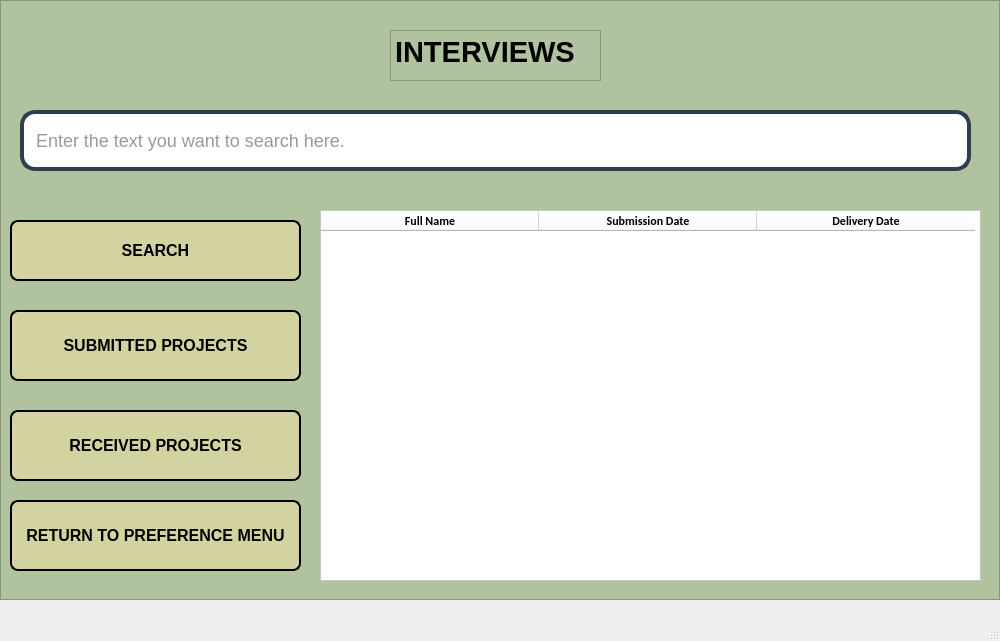
The window that Interviews.ui (werhereitacademy/Python-Module-Week7) describes before a commit, drawn with Qt 5.
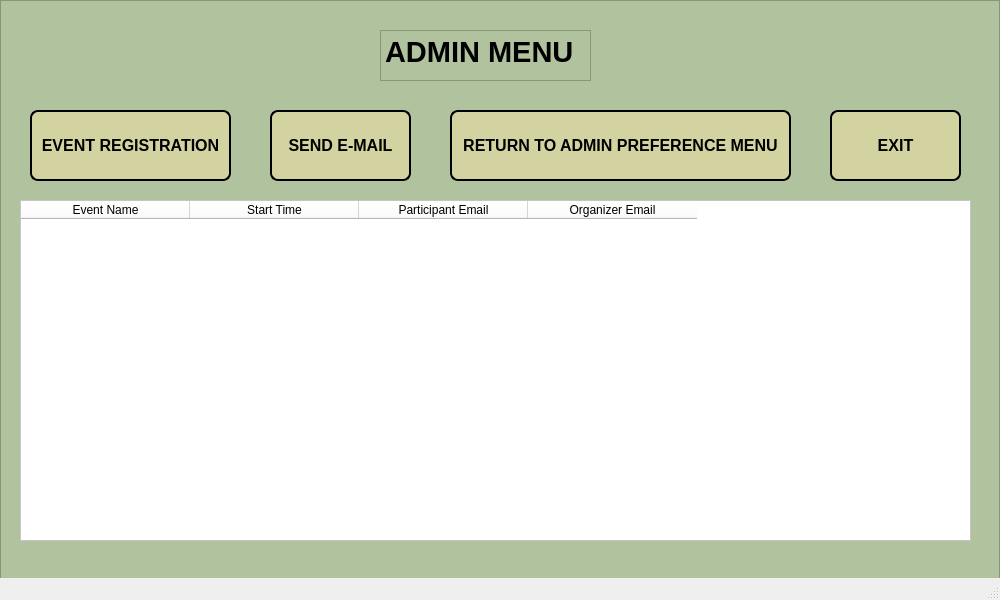
The same window after the commit.

Diff of the .ui file:
```diff
--- a/Interviews.ui
+++ b/Interviews.ui
@@ -7,9 +7,27 @@
     <x>0</x>
     <y>0</y>
     <width>1000</width>
-    <height>641</height>
+    <height>600</height>
    </rect>
   </property>
+  <property name="sizePolicy">
+   <sizepolicy hsizetype="Fixed" vsizetype="Fixed">
+    <horstretch>0</horstretch>
+    <verstretch>0</verstretch>
+   </sizepolicy>
+  </property>
+  <property name="minimumSize">
+   <size>
+    <width>1000</width>
+    <height>600</height>
+   </size>
+  </property>
+  <property name="maximumSize">
+   <size>
+    <width>1000</width>
+    <height>600</height>
+   </size>
+  </property>
   <property name="windowTitle">
    <string>MainWindow</string>
   </property>
@@ -32,269 +50,186 @@
     <property name="frameShadow">
      <enum>QFrame::Raised</enum>
     </property>
-    <widget class="QPushButton" name="pushButton_Search">
-     <property name="geometry">
-      <rect>
-       <x>10</x>
-       <y>220</y>
-       <width>291</width>
-       <height>61</height>
-      </rect>
-     </property>
-     <property name="styleSheet">
-      <string notr="true">
-QPushButton {
-    font-size: 16px;
-    font-weight: bold;
-    font-family: Arial;
-    color: black; /* Siyah yazı rengi */
-    background-color: #d3d3a1; /* Sarıya yakın gri arka plan rengi */
-    border-radius: 8px; /* Köşe yuvarlama */
-    padding: 8px; /* Küçük padding */
-    border: 2px solid black; /* İnce siyah çerçeve */
-    
-    /* Gölgelendirme eklemek için: */
-    box-shadow: 3px 3px 6px rgba(0, 0, 0, 0.3); /* Gölgenin boyutu ve rengi */
-}
-
-QPushButton:hover {
-    background-color: #b0b072; /* Hover durumunda daha koyu sarımsı gri */
-    /* Hover durumunda gölgeyi değiştirmek için */
-    box-shadow: 5px 5px 10px rgba(0, 0, 0, 0.5); /* Hover sırasında daha belirgin gölge */
-}</string>
-     </property>
-     <property name="text">
-      <string>SEARCH</string>
-     </property>
-    </widget>
-    <widget class="QPushButton" name="pushButton_Submitted_Projects">
-     <property name="geometry">
-      <rect>
-       <x>10</x>
-       <y>310</y>
-       <width>291</width>
-       <height>71</height>
-      </rect>
-     </property>
-     <property name="styleSheet">
-      <string notr="true">
-QPushButton {
-    font-size: 16px;
-    font-weight: bold;
-    font-family: Arial;
-    color: black; /* Siyah yazı rengi */
-    background-color: #d3d3a1; /* Sarıya yakın gri arka plan rengi */
-    border-radius: 8px; /* Köşe yuvarlama */
-    padding: 8px; /* Küçük padding */
-    border: 2px solid black; /* İnce siyah çerçeve */
-    
-    /* Gölgelendirme eklemek için: */
-    box-shadow: 3px 3px 6px rgba(0, 0, 0, 0.3); /* Gölgenin boyutu ve rengi */
-}
-
-QPushButton:hover {
-    background-color: #b0b072; /* Hover durumunda daha koyu sarımsı gri */
-    /* Hover durumunda gölgeyi değiştirmek için */
-    box-shadow: 5px 5px 10px rgba(0, 0, 0, 0.5); /* Hover sırasında daha belirgin gölge */
-}</string>
-     </property>
-     <property name="text">
-      <string>SUBMITTED PROJECTS</string>
-     </property>
-    </widget>
-    <widget class="QLineEdit" name="lineEdit_Interviews">
+    <widget class="QTableWidget" name="tableWidget_Admin_Menu">
      <property name="geometry">
       <rect>
        <x>20</x>
-       <y>110</y>
+       <y>200</y>
        <width>951</width>
-       <height>61</height>
-      </rect>
-     </property>
-     <property name="styleSheet">
-      <string notr="true">QLineEdit {
-    font-size: 18px;
-    font-family: Arial;
-    color: #333;
-    background-color: #fff;
-    border: 4px solid #2c3e50;
-    border-radius: 15px;
-    padding: 10px;
-    box-shadow: 5px 5px 10px rgba(0, 0, 0, 0.5);
-}
-QLineEdit:placeholder {
-    color: rgba(150, 150, 150, 0.8);
-    font-style: italic;
-}</string>
-     </property>
-     <property name="placeholderText">
-      <string>Enter the text you want to search here.</string>
-     </property>
-    </widget>
-    <widget class="QPushButton" name="pushButton_Return_To_Preference_Menu">
-     <property name="geometry">
-      <rect>
-       <x>10</x>
-       <y>500</y>
-       <width>291</width>
-       <height>71</height>
-      </rect>
-     </property>
-     <property name="styleSheet">
-      <string notr="true">
-QPushButton {
-    font-size: 16px;
-    font-weight: bold;
-    font-family: Arial;
-    color: black; /* Siyah yazı rengi */
-    background-color: #d3d3a1; /* Sarıya yakın gri arka plan rengi */
-    border-radius: 8px; /* Köşe yuvarlama */
-    padding: 8px; /* Küçük padding */
-    border: 2px solid black; /* İnce siyah çerçeve */
-    
-    /* Gölgelendirme eklemek için: */
-    box-shadow: 3px 3px 6px rgba(0, 0, 0, 0.3); /* Gölgenin boyutu ve rengi */
-}
-
-QPushButton:hover {
-    background-color: #b0b072; /* Hover durumunda daha koyu sarımsı gri */
-    /* Hover durumunda gölgeyi değiştirmek için */
-    box-shadow: 5px 5px 10px rgba(0, 0, 0, 0.5); /* Hover sırasında daha belirgin gölge */
-}</string>
-     </property>
-     <property name="text">
-      <string>RETURN TO PREFERENCE MENU</string>
-     </property>
-    </widget>
-    <widget class="QPushButton" name="pushButton_Received_Projects">
-     <property name="geometry">
-      <rect>
-       <x>10</x>
-       <y>410</y>
-       <width>291</width>
-       <height>71</height>
-      </rect>
-     </property>
-     <property name="styleSheet">
-      <string notr="true">
-QPushButton {
-    font-size: 16px;
-    font-weight: bold;
-    font-family: Arial;
-    color: black; /* Siyah yazı rengi */
-    background-color: #d3d3a1; /* Sarıya yakın gri arka plan rengi */
-    border-radius: 8px; /* Köşe yuvarlama */
-    padding: 8px; /* Küçük padding */
-    border: 2px solid black; /* İnce siyah çerçeve */
-    
-    /* Gölgelendirme eklemek için: */
-    box-shadow: 3px 3px 6px rgba(0, 0, 0, 0.3); /* Gölgenin boyutu ve rengi */
-}
-
-QPushButton:hover {
-    background-color: #b0b072; /* Hover durumunda daha koyu sarımsı gri */
-    /* Hover durumunda gölgeyi değiştirmek için */
-    box-shadow: 5px 5px 10px rgba(0, 0, 0, 0.5); /* Hover sırasında daha belirgin gölge */
-}</string>
-     </property>
-     <property name="text">
-      <string>RECEIVED PROJECTS</string>
-     </property>
-    </widget>
-    <widget class="QPushButton" name="pushButton_5">
-     <property name="geometry">
-      <rect>
-       <x>120</x>
-       <y>710</y>
-       <width>131</width>
-       <height>51</height>
-      </rect>
-     </property>
-     <property name="styleSheet">
-      <string notr="true">
-QPushButton {
-    font-size: 16px;
-    font-weight: bold;
-    font-family: Arial;
-    color: black; /* Siyah yazı rengi */
-    background-color: #d3d3a1; /* Sarıya yakın gri arka plan rengi */
-    border-radius: 8px; /* Köşe yuvarlama */
-    padding: 8px; /* Küçük padding */
-    border: 2px solid black; /* İnce siyah çerçeve */
-    
-    /* Gölgelendirme eklemek için: */
-    box-shadow: 3px 3px 6px rgba(0, 0, 0, 0.3); /* Gölgenin boyutu ve rengi */
-}
-
-QPushButton:hover {
-    background-color: #b0b072; /* Hover durumunda daha koyu sarımsı gri */
-    /* Hover durumunda gölgeyi değiştirmek için */
-    box-shadow: 5px 5px 10px rgba(0, 0, 0, 0.5); /* Hover sırasında daha belirgin gölge */
-}</string>
-     </property>
-     <property name="text">
-      <string>EXIT</string>
-     </property>
-    </widget>
-    <widget class="QTableWidget" name="tableWidget_Interviews">
-     <property name="geometry">
-      <rect>
-       <x>320</x>
-       <y>210</y>
-       <width>661</width>
-       <height>371</height>
+       <height>341</height>
       </rect>
      </property>
      <property name="styleSheet">
       <string notr="true">background-color:rgb(255, 255, 255)</string>
      </property>
      <attribute name="horizontalHeaderDefaultSectionSize">
-      <number>218</number>
+      <number>169</number>
      </attribute>
      <column>
       <property name="text">
-       <string>Full Name</string>
+       <string>Event Name</string>
       </property>
-      <property name="font">
-       <font>
-        <family>Calibri</family>
-        <pointsize>9</pointsize>
-        <weight>75</weight>
-        <bold>true</bold>
-       </font>
+     </column>
+     <column>
+      <property name="text">
+       <string>Start Time</string>
       </property>
      </column>
      <column>
       <property name="text">
-       <string>Submission Date</string>
+       <string>Participant Email</string>
       </property>
-      <property name="font">
-       <font>
-        <family>Calibri</family>
-        <pointsize>9</pointsize>
-        <weight>75</weight>
-        <bold>true</bold>
-       </font>
-      </property>
      </column>
      <column>
       <property name="text">
-       <string>Delivery Date</string>
+       <string>Organizer Email</string>
       </property>
-      <property name="font">
-       <font>
-        <family>Calibri</family>
-        <pointsize>9</pointsize>
-        <weight>75</weight>
-        <bold>true</bold>
-       </font>
-      </property>
      </column>
     </widget>
-    <widget class="QTextBrowser" name="textBrowser_Interviews">
+    <widget class="QPushButton" name="pushButton_Send_Email">
      <property name="geometry">
       <rect>
-       <x>390</x>
+       <x>270</x>
+       <y>110</y>
+       <width>141</width>
+       <height>71</height>
+      </rect>
+     </property>
+     <property name="styleSheet">
+      <string notr="true">
+QPushButton {
+    font-size: 16px;
+    font-weight: bold;
+    font-family: Arial;
+    color: black; /* Siyah yazı rengi */
+    background-color: #d3d3a1; /* Sarıya yakın gri arka plan rengi */
+    border-radius: 8px; /* Köşe yuvarlama */
+    padding: 8px; /* Küçük padding */
+    border: 2px solid black; /* İnce siyah çerçeve */
+    
+    /* Gölgelendirme eklemek için: */
+    box-shadow: 3px 3px 6px rgba(0, 0, 0, 0.3); /* Gölgenin boyutu ve rengi */
+}
+
+QPushButton:hover {
+    background-color: #b0b072; /* Hover durumunda daha koyu sarımsı gri */
+    /* Hover durumunda gölgeyi değiştirmek için */
+    box-shadow: 5px 5px 10px rgba(0, 0, 0, 0.5); /* Hover sırasında daha belirgin gölge */
+}</string>
+     </property>
+     <property name="text">
+      <string>SEND E-MAIL</string>
+     </property>
+    </widget>
+    <widget class="QPushButton" name="pushButton_Exit">
+     <property name="geometry">
+      <rect>
+       <x>830</x>
+       <y>110</y>
+       <width>131</width>
+       <height>71</height>
+      </rect>
+     </property>
+     <property name="styleSheet">
+      <string notr="true">
+QPushButton {
+    font-size: 16px;
+    font-weight: bold;
+    font-family: Arial;
+    color: black; /* Siyah yazı rengi */
+    background-color: #d3d3a1; /* Sarıya yakın gri arka plan rengi */
+    border-radius: 8px; /* Köşe yuvarlama */
+    padding: 8px; /* Küçük padding */
+    border: 2px solid black; /* İnce siyah çerçeve */
+    
+    /* Gölgelendirme eklemek için: */
+    box-shadow: 3px 3px 6px rgba(0, 0, 0, 0.3); /* Gölgenin boyutu ve rengi */
+}
+
+QPushButton:hover {
+    background-color: #b0b072; /* Hover durumunda daha koyu sarımsı gri */
+    /* Hover durumunda gölgeyi değiştirmek için */
+    box-shadow: 5px 5px 10px rgba(0, 0, 0, 0.5); /* Hover sırasında daha belirgin gölge */
+}</string>
+     </property>
+     <property name="text">
+      <string>EXIT</string>
+     </property>
+    </widget>
+    <widget class="QPushButton" name="pushButton_Return_To_Admin_Preference_Menu">
+     <property name="geometry">
+      <rect>
+       <x>450</x>
+       <y>110</y>
+       <width>341</width>
+       <height>71</height>
+      </rect>
+     </property>
+     <property name="styleSheet">
+      <string notr="true">
+QPushButton {
+    font-size: 16px;
+    font-weight: bold;
+    font-family: Arial;
+    color: black; /* Siyah yazı rengi */
+    background-color: #d3d3a1; /* Sarıya yakın gri arka plan rengi */
+    border-radius: 8px; /* Köşe yuvarlama */
+    padding: 8px; /* Küçük padding */
+    border: 2px solid black; /* İnce siyah çerçeve */
+    
+    /* Gölgelendirme eklemek için: */
+    box-shadow: 3px 3px 6px rgba(0, 0, 0, 0.3); /* Gölgenin boyutu ve rengi */
+}
+
+QPushButton:hover {
+    background-color: #b0b072; /* Hover durumunda daha koyu sarımsı gri */
+    /* Hover durumunda gölgeyi değiştirmek için */
+    box-shadow: 5px 5px 10px rgba(0, 0, 0, 0.5); /* Hover sırasında daha belirgin gölge */
+}</string>
+     </property>
+     <property name="text">
+      <string>RETURN TO ADMIN PREFERENCE MENU</string>
+     </property>
+    </widget>
+    <widget class="QPushButton" name="pushButton_Event_Registration">
+     <property name="geometry">
+      <rect>
+       <x>30</x>
+       <y>110</y>
+       <width>201</width>
+       <height>71</height>
+      </rect>
+     </property>
+     <property name="styleSheet">
+      <string notr="true">
+QPushButton {
+    font-size: 16px;
+    font-weight: bold;
+    font-family: Arial;
+    color: black; /* Siyah yazı rengi */
+    background-color: #d3d3a1; /* Sarıya yakın gri arka plan rengi */
+    border-radius: 8px; /* Köşe yuvarlama */
+    padding: 8px; /* Küçük padding */
+    border: 2px solid black; /* İnce siyah çerçeve */
+    
+    /* Gölgelendirme eklemek için: */
+    box-shadow: 3px 3px 6px rgba(0, 0, 0, 0.3); /* Gölgenin boyutu ve rengi */
+}
+
+QPushButton:hover {
+    background-color: #b0b072; /* Hover durumunda daha koyu sarımsı gri */
+    /* Hover durumunda gölgeyi değiştirmek için */
+    box-shadow: 5px 5px 10px rgba(0, 0, 0, 0.5); /* Hover sırasında daha belirgin gölge */
+}</string>
+     </property>
+     <property name="text">
+      <string>EVENT REGISTRATION</string>
+     </property>
+    </widget>
+    <widget class="QTextBrowser" name="textBrowser_Admin_Menu">
+     <property name="geometry">
+      <rect>
+       <x>380</x>
        <y>30</y>
        <width>211</width>
        <height>51</height>
@@ -305,7 +240,7 @@
 &lt;html&gt;&lt;head&gt;&lt;meta name=&quot;qrichtext&quot; content=&quot;1&quot; /&gt;&lt;style type=&quot;text/css&quot;&gt;
 p, li { white-space: pre-wrap; }
 &lt;/style&gt;&lt;/head&gt;&lt;body style=&quot; font-family:'MS Shell Dlg 2'; font-size:8.25pt; font-weight:400; font-style:normal;&quot;&gt;
-&lt;p style=&quot; margin-top:0px; margin-bottom:0px; margin-left:0px; margin-right:0px; -qt-block-indent:0; text-indent:0px;&quot;&gt;&lt;span style=&quot; font-size:22pt; font-weight:600;&quot;&gt;INTERVIEWS&lt;/span&gt;&lt;/p&gt;&lt;/body&gt;&lt;/html&gt;</string>
+&lt;p style=&quot; margin-top:0px; margin-bottom:0px; margin-left:0px; margin-right:0px; -qt-block-indent:0; text-indent:0px;&quot;&gt;&lt;span style=&quot; font-size:22pt; font-weight:600;&quot;&gt;ADMIN MENU&lt;/span&gt;&lt;/p&gt;&lt;/body&gt;&lt;/html&gt;</string>
      </property>
     </widget>
    </widget>
```
Left out of the diff: 2 changed lines with no effect on the pictures.
